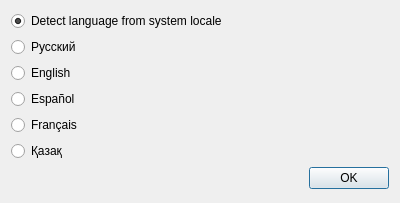
This is src/bin/scenarist-desktop/UserInterfaceLayer/Settings/LanguageDialog.ui in dimkanovikov/KITScenarist as Qt 5 draws it before an edit. The edited form follows.
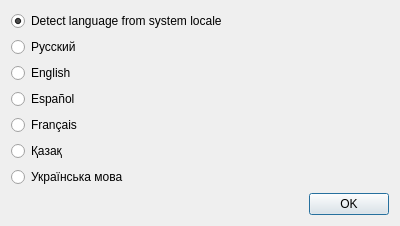
This is the edited form.

Commit message: Add Ukrainian translation refs #64

```diff
--- a/src/bin/scenarist-desktop/UserInterfaceLayer/Settings/LanguageDialog.ui
+++ b/src/bin/scenarist-desktop/UserInterfaceLayer/Settings/LanguageDialog.ui
@@ -7,7 +7,7 @@
     <x>0</x>
     <y>0</y>
     <width>400</width>
-    <height>203</height>
+    <height>214</height>
    </rect>
   </property>
   <property name="minimumSize">
@@ -34,7 +34,7 @@
      </property>
     </widget>
    </item>
-   <item row="6" column="0">
+   <item row="7" column="0">
     <widget class="QDialogButtonBox" name="buttons">
      <property name="standardButtons">
       <set>QDialogButtonBox::Ok</set>
@@ -78,6 +78,13 @@
      </property>
     </widget>
    </item>
+   <item row="6" column="0">
+    <widget class="QRadioButton" name="ukrainian">
+     <property name="text">
+      <string>Українська мова</string>
+     </property>
+    </widget>
+   </item>
   </layout>
  </widget>
  <tabstops>
```
The commit also changes 5 other files.
